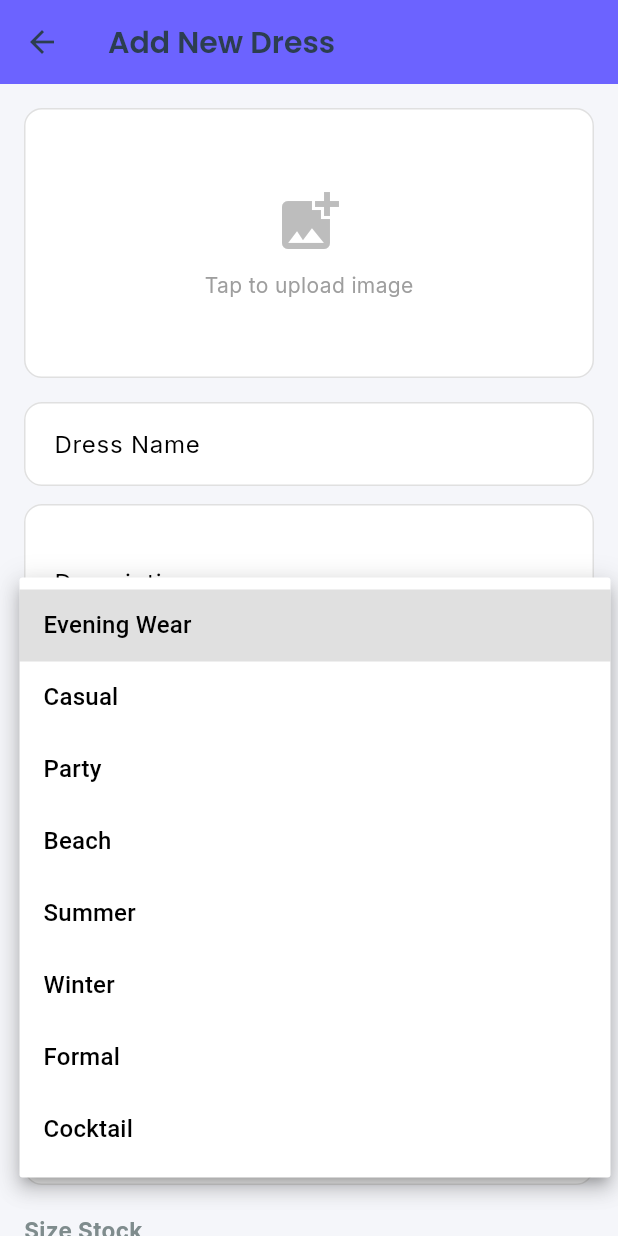
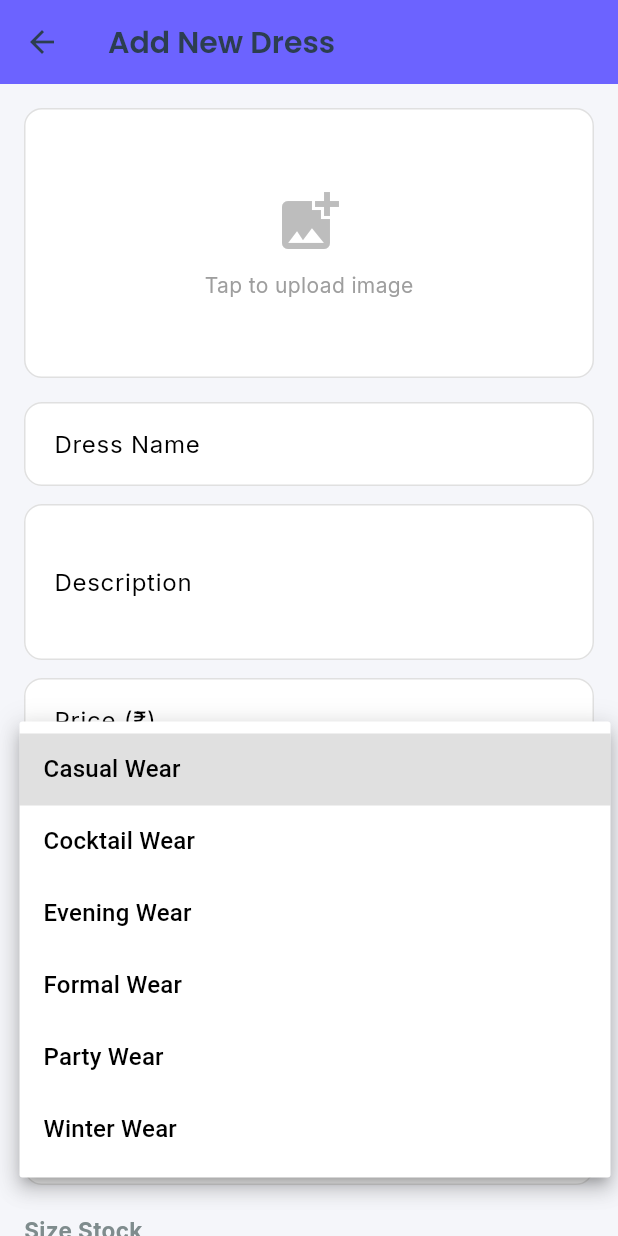
Before and after one commit to saswatgithub17/virtual-tryon-app, a Flutter app: the _DressFormPage screen opened directly with empty values, after a tap on "Select Category", on a phone screen of 412 x 824 dp. Run offline on Flutter 3.47's test engine with Material 3 defaults, Android fonts, the phone set to English and light mode, and no system bars; our stand-ins replace auto_route, cached_network_image, dart_mappable, flutter_riverpod, google_fonts, image_picker and 9 more; missing offline and left inert: flutter_stripe; accounts and stored records are empty; generated files the repository leaves out were written again; network calls fail.

Commit message:
category updated

```diff
--- a/lib/core/utils/app_config.dart
+++ b/lib/core/utils/app_config.dart
@@ -24,14 +24,12 @@ class AppConfig {
   // Categories
   static const List<String> categories = [
     'All',
+    'Casual Wear',
+    'Cocktail Wear',
     'Evening Wear',
-    'Casual',
-    'Party',
-    'Beach',
-    'Summer',
-    'Winter',
-    'Formal',
-    'Cocktail',
+    'Formal Wear',
+    'Party Wear',
+    'Winter Wear',
   ];
 
   // Sizes
--- a/lib/core/utils/constants.dart
+++ b/lib/core/utils/constants.dart
@@ -53,12 +53,12 @@ class Constants {
   // Category Names
   static const String allCategories = 'All';
   static const String eveningWear = 'Evening Wear';
-  static const String casualWear = 'Casual';
-  static const String partyWear = 'Party';
-  static const String beachWear = 'Beach';
-  static const String summerWear = 'Summer';
-  static const String winterWear = 'Winter';
-  static const String formalWear = 'Formal';
+  static const String casualWear = 'Casual Wear';
+  static const String partyWear = 'Party Wear';
+  static const String beachWear = 'Beach Wear';
+  static const String summerWear = 'Summer Wear';
+  static const String winterWear = 'Winter Wear';
+  static const String formalWear = 'Formal Wear';
 
   // Size Labels
   static const String sizeXS = 'XS';
```
